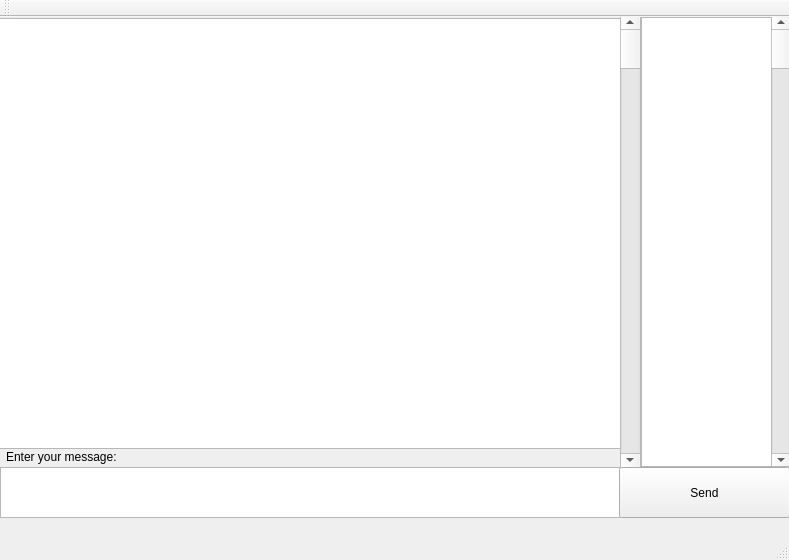
This is src/mainwindow.ui in sams3p10l/decentralized-interactive-lan-chat as Qt 5 draws it before an edit. The edited form follows.
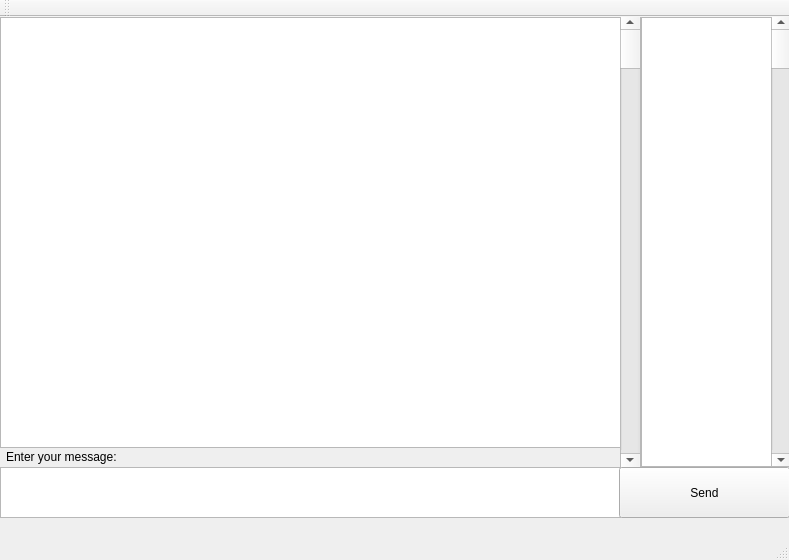
This is the edited form.

Diff of the .ui file:
```diff
--- a/src/mainwindow.ui
+++ b/src/mainwindow.ui
@@ -27,8 +27,8 @@
    <widget class="QTextBrowser" name="chatBox">
     <property name="geometry">
      <rect>
-      <x>-5</x>
-      <y>1</y>
+      <x>0</x>
+      <y>0</y>
       <width>641</width>
       <height>431</height>
      </rect>
```
